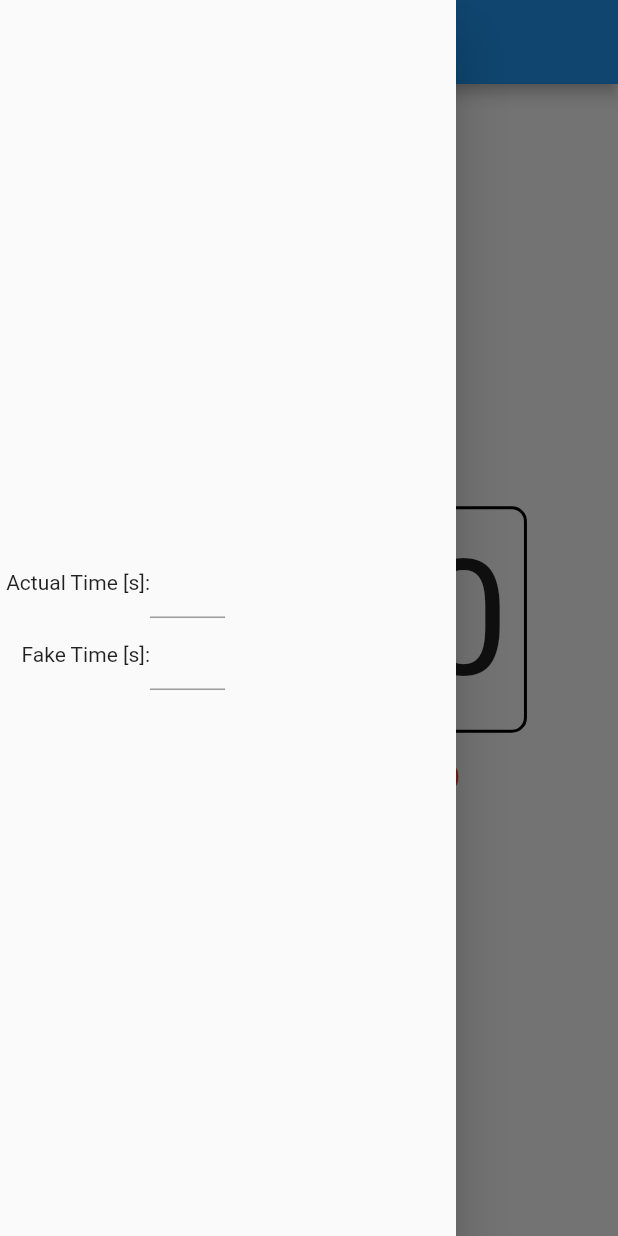
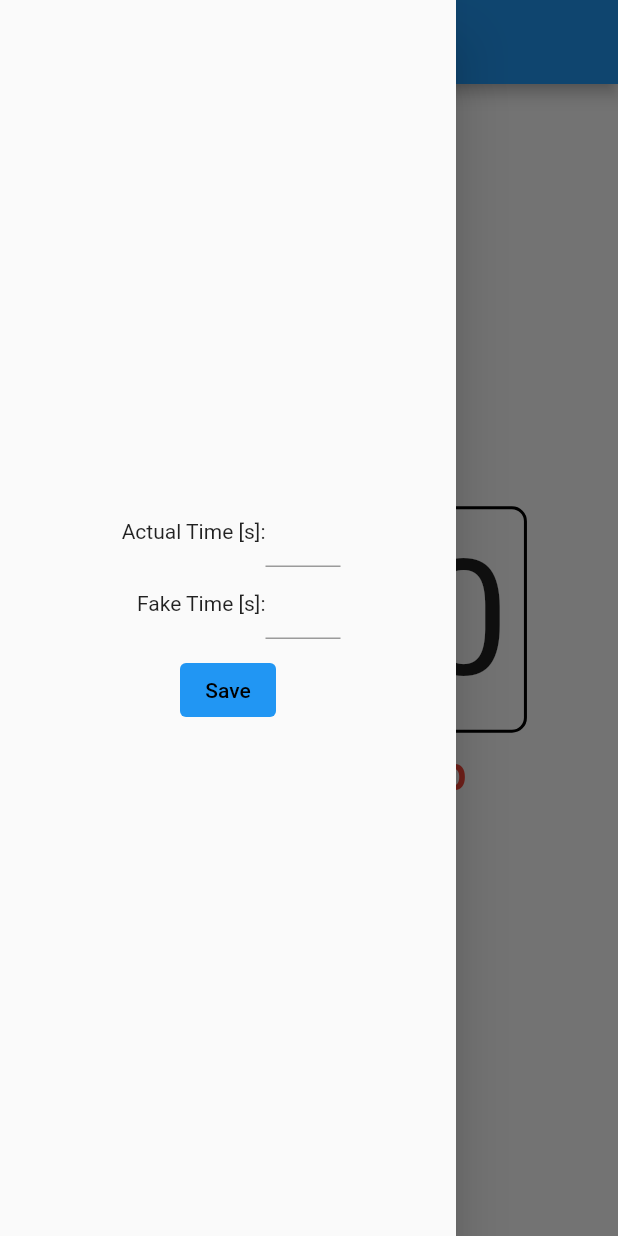
Before and after one commit to Smeetsv10/FakeTimerWebApp, a Flutter app: the screen it shows after launch, with the side drawer open, on a phone screen of 412 x 824 dp. Run offline on Flutter 3.47's test engine with Material 2 defaults, Android fonts, the phone set to English and light mode, and no system bars.

Commit message:
latest veriosn app

```diff
--- a/fake_timer/lib/main.dart
+++ b/fake_timer/lib/main.dart
@@ -1,4 +1,5 @@
 import 'dart:async';
+
 import 'package:flutter/material.dart';
 
 void main() {
@@ -95,7 +96,7 @@ class _MyHomePageState extends State<MyHomePage> {
       drawer: Drawer(
         child: Column(
           mainAxisAlignment: MainAxisAlignment.center,
-          crossAxisAlignment: CrossAxisAlignment.start,
+          crossAxisAlignment: CrossAxisAlignment.center,
           children: [
             Wrap(
               crossAxisAlignment: WrapCrossAlignment.center,
@@ -117,10 +118,16 @@ class _MyHomePageState extends State<MyHomePage> {
                       }
                       _actualTime = int.parse(value);
                     }),
+                    onChanged: (value) => setState(() {
+                      if (value.isEmpty) {
+                        value = "0";
+                      }
+                      _actualTime = int.parse(value);
+                    }),
                     textInputAction: TextInputAction.next,
                     controller: _controllerActualTime,
                   ),
-                )
+                ),
               ],
             ),
             Wrap(
@@ -145,12 +152,32 @@ class _MyHomePageState extends State<MyHomePage> {
                       _fakeTime = int.parse(value);
                       _currentTime = _fakeTime;
                     }),
+                    onChanged: (value) => setState(() {
+                      if (value.isEmpty) {
+                        value = "0";
+                      }
+                      _fakeTime = int.parse(value);
+                      _currentTime = _fakeTime;
+                    }),
                     textInputAction: TextInputAction.done,
                     controller: _controllerFakeTime,
                   ),
                 ),
               ],
             ),
+            Padding(
+              padding: const EdgeInsets.all(10.0),
+              child: TextButton(
+                  style: TextButton.styleFrom(backgroundColor: Colors.blue),
+                  onPressed: () {
+                    setState(() {});
+                    Navigator.pop(context);
+                  },
+                  child: const Text(
+                    "Save",
+                    style: TextStyle(color: Colors.black),
+                  )),
+            )
           ],
         ),
       ),
@@ -211,8 +238,8 @@ class _MyHomePageState extends State<MyHomePage> {
                         child:
                             const Text("Start", style: TextStyle(fontSize: 32)),
                       ),
-                      const SizedBox(
-                        width: 50,
+                      SizedBox(
+                        width: MediaQuery.of(context).size.width / 7,
                       ),
                       TextButton(
                         onPressed: stopTimer,
```
Also changed, not shown: 1 other file.
